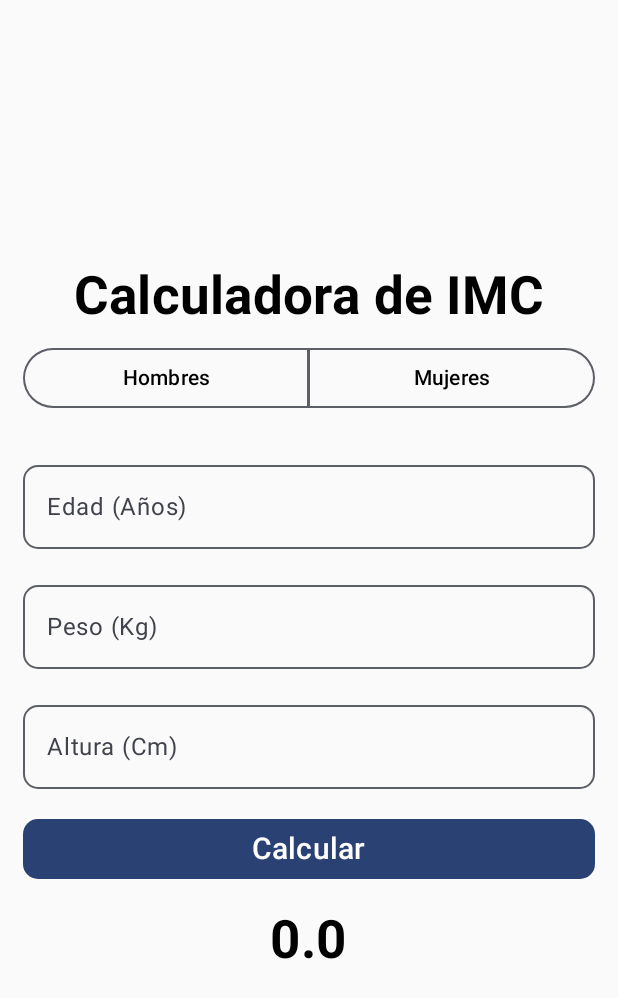
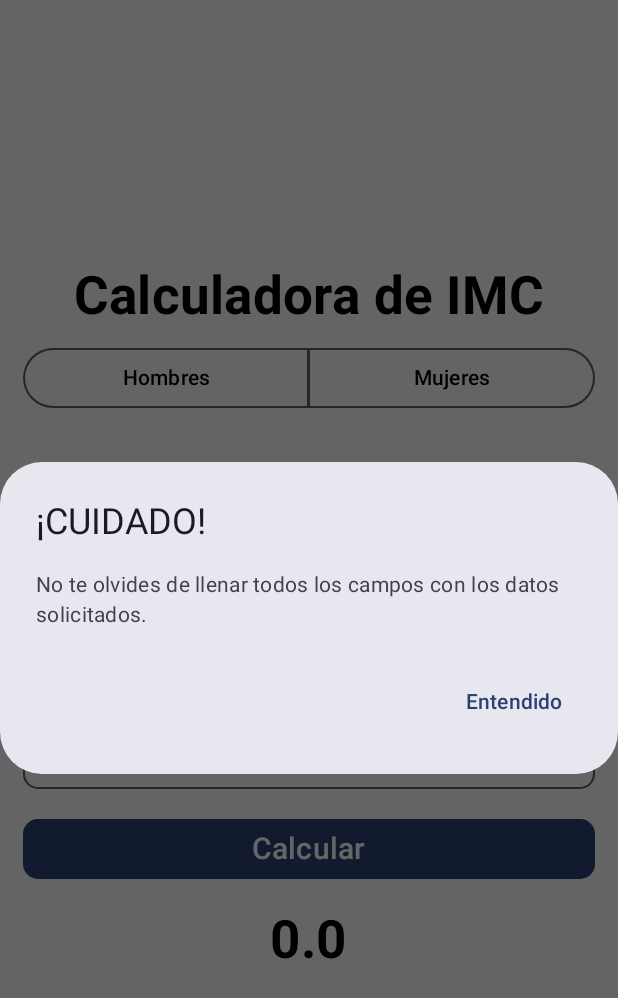
Before and after one commit to x9laaa/Ind_9_M5, an Android app built with Jetpack Compose: the screen it shows after launch (MainActivity), after a tap on "Calcular", on a phone screen of 412 x 824 dp. Shown: the top 998 px of the screen. Run offline under Robolectric (Android 15) with nearby library versions, the phone set to English and light mode, and no system bars.

Commit message:
ind 11 terminado v2

```diff
--- a/src/main/java/cl/bootcamp/ind9/view/HomeView.kt
+++ b/src/main/java/cl/bootcamp/ind9/view/HomeView.kt
@@ -5,7 +5,14 @@ import androidx.compose.foundation.layout.Column
 import androidx.compose.foundation.layout.fillMaxSize
 import androidx.compose.foundation.layout.fillMaxWidth
 import androidx.compose.foundation.layout.padding
+import androidx.compose.material3.AlertDialog
+import androidx.compose.material3.Text
+import androidx.compose.material3.TextButton
 import androidx.compose.runtime.Composable
+import androidx.compose.runtime.getValue
+import androidx.compose.runtime.mutableStateOf
+import androidx.compose.runtime.remember
+import androidx.compose.runtime.setValue
 import androidx.compose.ui.Alignment
 import androidx.compose.ui.Modifier
 import androidx.compose.ui.platform.LocalFocusManager
@@ -30,6 +37,22 @@ fun HomeView() {
         verticalArrangement = Arrangement.Center,
         horizontalAlignment = Alignment.CenterHorizontally
     ) {
+
+        var showDialog by remember { mutableStateOf(false) } // Controlar la visibilidad del AlertDialog
+
+        // Mostrar el AlertDialog al iniciar
+        if (showDialog) {
+            AlertDialog(
+                onDismissRequest = { showDialog = false },
+                title = { Text("¡CUIDADO!") },
+                text = { Text("No te olvides de llenar todos los campos con los datos solicitados.") },
+                confirmButton = {
+                    TextButton(onClick =  { showDialog = false }) {
+                        Text("Entendido")
+                    }
+                }
+            )
+        }
 
         CustomText("Calculadora de IMC")
         SegmentedButtonSingleSelect()
@@ -66,7 +89,11 @@ fun HomeView() {
                 .padding(
                     horizontal = 10.dp
                 )
-        ) { viewModel.calculateIMC() }
+        ) {
+            viewModel.calculateIMC()
+            showDialog = true
+
+        }
 
         CustomSpacer()
 
```
